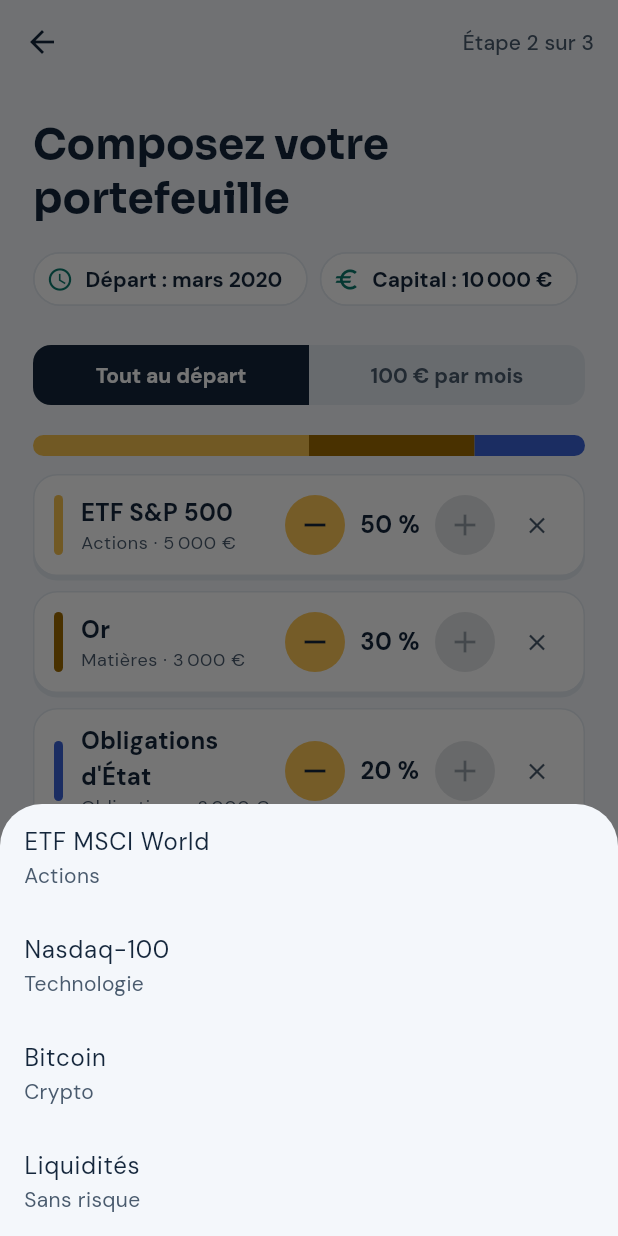
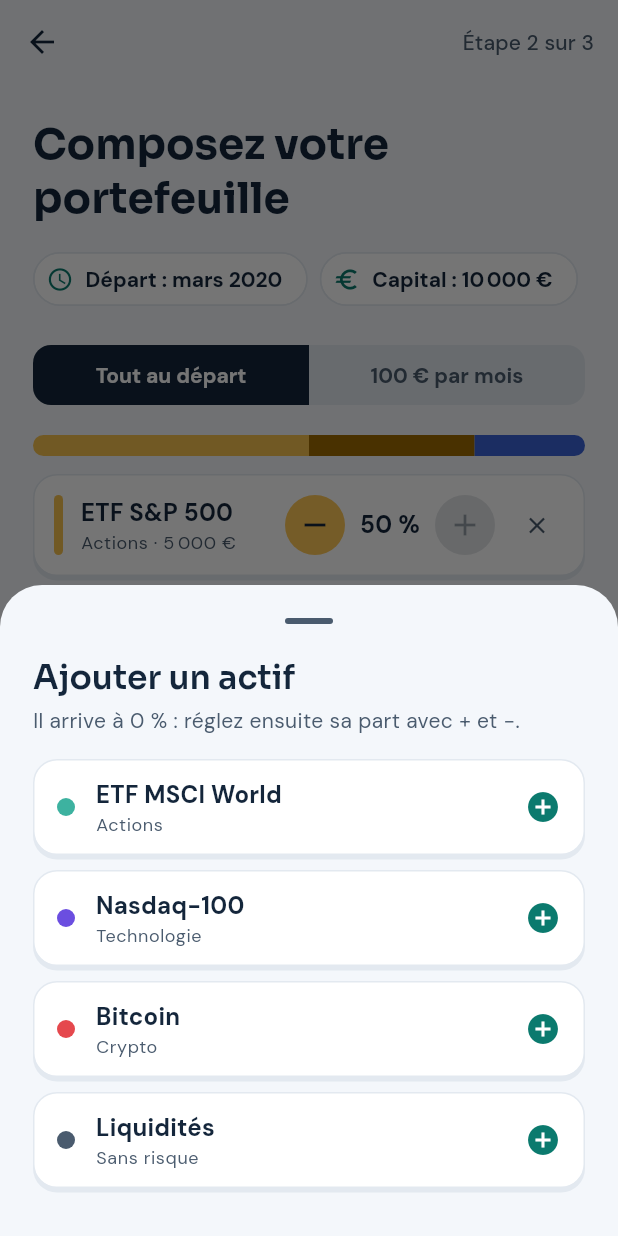
Before and after one commit to ZaYtI/investment_companion, a Flutter app: the ComposePortfolioScreen screen opened by its route, after a tap on "Ajouter un actif", on a phone screen of 412 x 824 dp. Run offline on Flutter 3.47's test engine with Material 3 defaults, Android fonts, the light colour scheme and no system bars; our stand-ins replace fl_chart, flutter_riverpod, go_router, lottie, native_glass_navbar, shared_preferences and 1 more; missing offline and left inert: a package; accounts and stored records are empty; statements that could not run were skipped.

Commit message:
💄 Redesign the add asset sheet

```diff
--- a/lib/ui/screens/simulations/compose_portfolio_screen.dart
+++ b/lib/ui/screens/simulations/compose_portfolio_screen.dart
@@ -11,6 +11,7 @@
 import '../../widgets/buttons/dashed_button.dart';
 import '../../widgets/buttons/primary_button.dart';
 import '../../widgets/cards/app_card.dart';
+import '../../widgets/dialogs/app_bottom_sheet.dart';
 import '../simulate/simulator_widgets.dart';
 import 'step_label.dart';
 
@@ -25,22 +26,9 @@
     final availableAssets = Asset.all
         .where((asset) => !draft.percents.containsKey(asset.id))
         .toList();
-    final picked = await showModalBottomSheet<Asset>(
-      context: context,
-      useRootNavigator: true,
-      builder: (context) => SafeArea(
-        child: ListView(
-          shrinkWrap: true,
-          children: [
-            for (final asset in availableAssets)
-              ListTile(
-                title: Text(asset.name),
-                subtitle: Text(asset.category),
-                onTap: () => Navigator.of(context).pop(asset),
-              ),
-          ],
-        ),
-      ),
+    final picked = await showAppBottomSheet<Asset>(
+      context,
+      builder: (context) => _AssetPicker(assets: availableAssets),
     );
     if (picked != null) {
       ref.read(simulationDraftProvider.notifier).addAsset(picked.id);
@@ -193,6 +181,77 @@
   }
 }
 
+class _AssetPicker extends StatelessWidget {
+  final List<Asset> assets;
+
+  const _AssetPicker({required this.assets});
+
+  static const colorDotSize = 12.0;
+
+  @override
+  Widget build(BuildContext context) {
+    final textTheme = Theme.of(context).textTheme;
+    return ListView(
+      shrinkWrap: true,
+      padding: EdgeInsets.fromLTRB(
+        22,
+        0,
+        22,
+        22 + MediaQuery.paddingOf(context).bottom,
+      ),
+      children: [
+        Text('Ajouter un actif', style: textTheme.titleLarge),
+        const SizedBox(height: 4),
+        Text(
+          'Il arrive à 0 % : réglez ensuite sa part avec + et −.',
+          style: textTheme.bodyMedium?.copyWith(color: AppColors.textSecondary),
+        ),
+        const SizedBox(height: 16),
+        for (final asset in assets) ...[
+          AppCard(
+            padding: const EdgeInsets.symmetric(horizontal: 16, vertical: 12),
+            onTap: () => Navigator.of(context).pop(asset),
+            child: Row(
+              children: [
+                Container(
+                  width: colorDotSize,
+                  height: colorDotSize,
+                  decoration: BoxDecoration(
+                    color: assetColors[asset.id],
+                    shape: BoxShape.circle,
+                  ),
+                ),
+                const SizedBox(width: 14),
+                Expanded(
+                  child: Column(
+                    crossAxisAlignment: CrossAxisAlignment.start,
+                    children: [
+                      Text(
+                        asset.name,
+                        style: textTheme.titleMedium?.copyWith(
+                          fontWeight: FontWeight.w700,
+                        ),
+                      ),
+                      Text(
+                        asset.category,
+                        style: textTheme.bodySmall?.copyWith(
+                          color: AppColors.textSecondary,
+                        ),
+                      ),
+                    ],
+                  ),
+                ),
+                const Icon(Icons.add_circle, color: AppColors.mintText),
+              ],
+            ),
+          ),
+          const SizedBox(height: 10),
+        ],
+      ],
+    );
+  }
+}
+
 class _AllocationBar extends StatelessWidget {
   final Map<String, int> percents;
   final int total;
```
